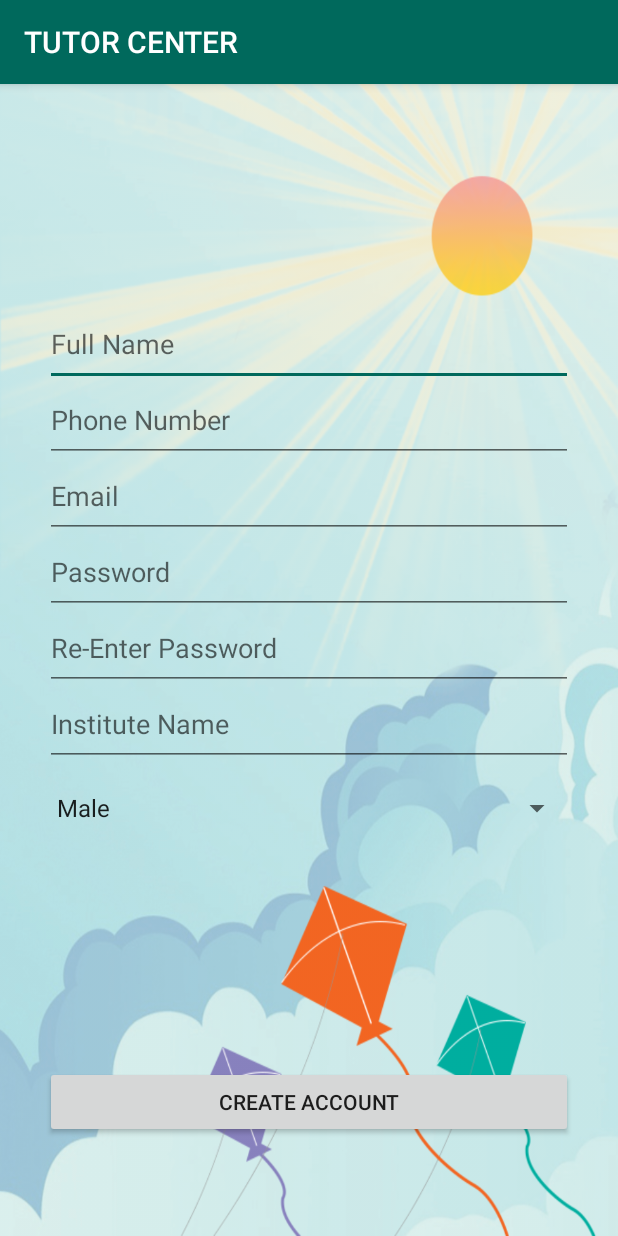
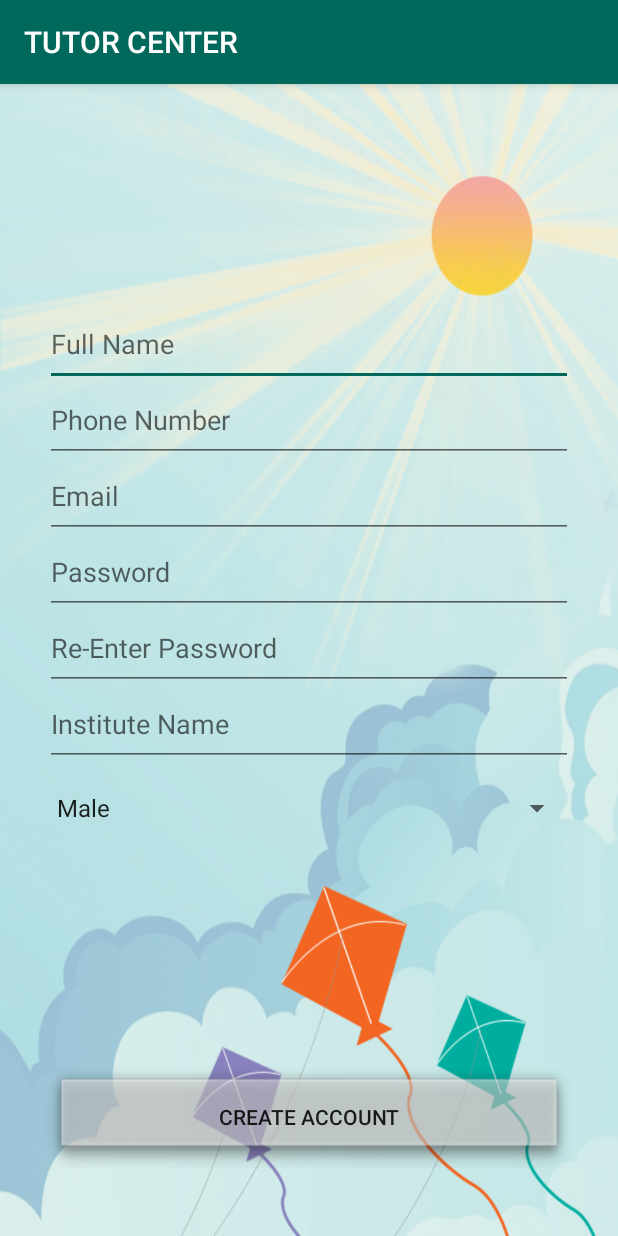
Before and after one commit to detryo/tutor_center, an Android app: the screen it shows after launch (SignupActivity), after a tap on "SIGNUP AS STUDENT", on a phone screen of 412 x 824 dp. Run offline under Robolectric (Android 15) with nearby library versions, the phone set to English and light mode, and no system bars; our stand-ins replace Volley; network calls fail; 1 other tap on this screen came first.

Commit message:
UX updated and code reformated

```diff
--- a/app/src/main/java/technologies/troubleshoot/easytution/LoginActivity.java
+++ b/app/src/main/java/technologies/troubleshoot/easytution/LoginActivity.java
@@ -89,6 +89,8 @@ public class LoginActivity extends AppCompatActivity {
                             editor.apply();
                             openProfile();
                         } else {
+                            progressBar.setVisibility(View.GONE);
+                            loginBtn.setVisibility(View.VISIBLE);
                             Toast.makeText(LoginActivity.this, "Invalid email ID or Password", Toast.LENGTH_LONG).show();
                         }
                     }
@@ -136,27 +138,6 @@ public class LoginActivity extends AppCompatActivity {
         editor.apply();
     }
 
-    /*private void getUserDetail() {
-
-        String url = Config.DATA_URL + email;
-        StringRequest stringRequest = new StringRequest(url, new Response.Listener<String>() {
-            @Override
-            public void onResponse(String response) {
-                showJSON(response);
-            }
-        },
-                new Response.ErrorListener() {
-                    @Override
-                    public void onErrorResponse(VolleyError error) {
-                        Toast.makeText(LoginActivity.this, "LogIn Activity error", Toast.LENGTH_LONG).show();
-                    }
-                });
-
-        RequestQueue requestQueue = Volley.newRequestQueue(getApplicationContext());
-        requestQueue.add(stringRequest);
-
-    }*/
-
     public void btnClicked(View view) {
 
         if (view == studentSignUpBtn) {
@@ -175,6 +156,7 @@ public class LoginActivity extends AppCompatActivity {
 
         } else if (view == loginBtn) {
 
+            loginBtn.setVisibility(View.GONE);
             progressBar.setVisibility(View.VISIBLE);
             userLogin();
 
--- a/app/src/main/res/layout/activity_signup.xml
+++ b/app/src/main/res/layout/activity_signup.xml
@@ -96,6 +96,7 @@
             android:layout_width="match_parent"
             android:layout_height="wrap_content"
             android:layout_marginBottom="20dp"
+            android:background="@drawable/create_account_button"
             android:text="Create Account" />
 
     </RelativeLayout>
--- a/app/src/main/res/layout/student_post_layout.xml
+++ b/app/src/main/res/layout/student_post_layout.xml
@@ -156,7 +156,7 @@
             android:layout_gravity="right"
             android:background="#0f53c1"
             android:padding="10dp"
-            android:text="POST"
+            android:text="@string/student_post_btn"
             android:textAppearance="@style/Base.TextAppearance.AppCompat.Large" />
 
     </LinearLayout>
--- a/app/src/main/res/menu/activity_nav_drawer_items.xml
+++ b/app/src/main/res/menu/activity_nav_drawer_items.xml
@@ -5,7 +5,7 @@
         <item
             android:id="@+id/nav_newsFeed_id"
             android:icon="@drawable/news_32"
-            android:title="News Feed" />
+            android:title="@string/latest_tuition" />
 
         <item
             android:id="@+id/nav_new_post_id"
@@ -24,7 +24,7 @@
 
         <item
             android:id="@+id/nav_payment_id"
-            android:icon="@drawable/ic_menu_manage"
+            android:icon="@drawable/payment_icon"
             android:title="Payment" />
 
     </group>
--- a/app/src/main/res/values/strings.xml
+++ b/app/src/main/res/values/strings.xml
@@ -15,6 +15,8 @@
     <string name="usertype">User Type</string>
     <string name="eduInfo">Education</string>
     <string name="personalInfo">Personal</string>
+    <string name="latest_tuition">News Feed</string>
+    <string name="student_post_btn">POST</string>
 
     <string-array name="gender_type">
         <item>Male</item>
```
Also changed, not shown: app/src/main/res/layout/activity_login.xml (+6 -6 lines), app/src/main/res/drawable/payment_icon.png (added).
